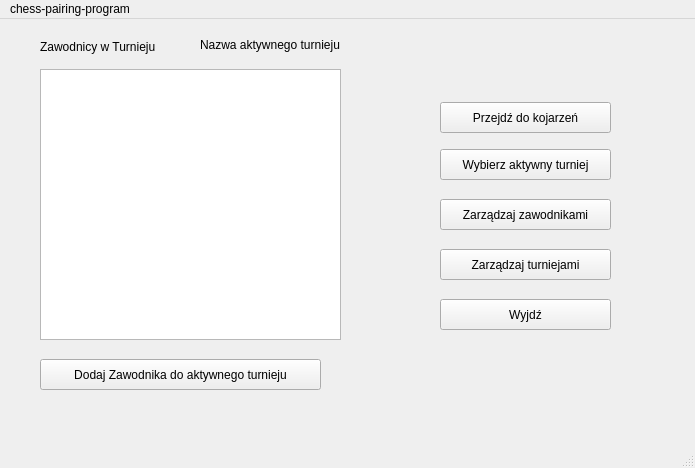
This is chess_pairing_program/mainwindow.ui in szachiszta/chess-pairing-program as Qt 5 draws it before an edit. The edited form follows.
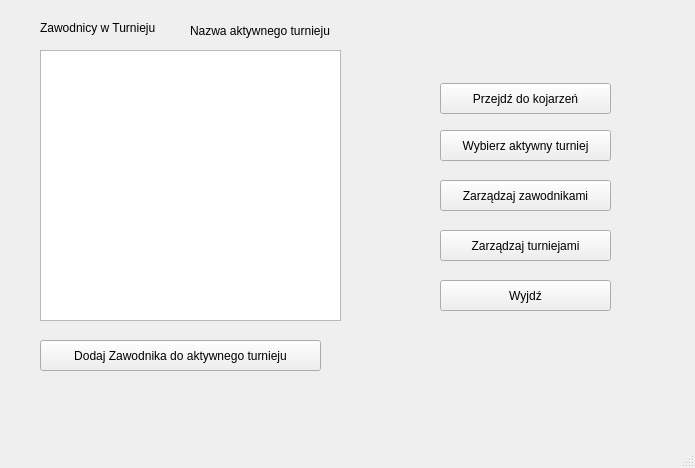
This is the edited form.

Patch:
```diff
--- a/chess_pairing_program/mainwindow.ui
+++ b/chess_pairing_program/mainwindow.ui
@@ -118,8 +118,8 @@
    <widget class="QLabel" name="label_active_tournament">
     <property name="geometry">
      <rect>
-      <x>200</x>
-      <y>5</y>
+      <x>190</x>
+      <y>10</y>
       <width>241</width>
       <height>41</height>
      </rect>
@@ -129,22 +129,6 @@
     </property>
    </widget>
   </widget>
-  <widget class="QMenuBar" name="menubar">
-   <property name="geometry">
-    <rect>
-     <x>0</x>
-     <y>0</y>
-     <width>695</width>
-     <height>25</height>
-    </rect>
-   </property>
-   <widget class="QMenu" name="menuchess_pairing_program">
-    <property name="title">
-     <string>chess-pairing-program</string>
-    </property>
-   </widget>
-   <addaction name="menuchess_pairing_program"/>
-  </widget>
   <widget class="QStatusBar" name="statusbar"/>
  </widget>
  <resources/>
```
